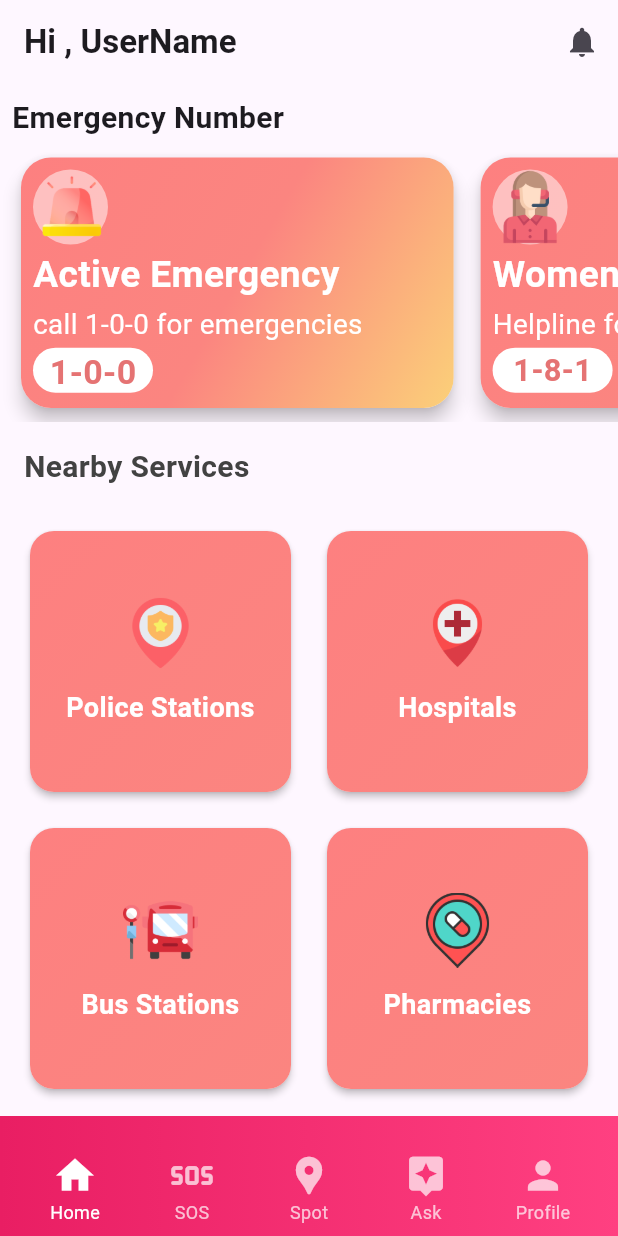
After one commit to Matrix-Mesh/Sanrakshan360, a Flutter app: the screen it shows after launch, on a phone screen of 412 x 824 dp. The commit adds this screen. Run offline on Flutter 3.47's test engine with Material 3 defaults, Android fonts, the phone set to English and light mode, and no system bars; our stand-ins replace flutter_spinkit; missing offline and left inert: flutter_phone_direct_caller.

Commit message:
Changed the file structure (created Service cards)

```diff
--- /dev/null
+++ b/lib/widgets/home_body_content.dart
@@ -0,0 +1,67 @@
+import 'package:flutter/material.dart';
+import 'package:s360/widgets/home_widgets/emergency.dart'; // Import Emergency widget
+import 'package:s360/widgets/service_cards/bus_service_card.dart';
+import 'package:s360/widgets/service_cards/metro_service_card.dart';
+import 'package:s360/widgets/service_cards/pharmacy_service_card.dart';
+import 'package:s360/widgets/service_cards/police_service_card.dart'; // Import PoliceServiceCard
+import 'package:s360/widgets/service_cards/hospital_service_card.dart'; // Import HospitalServiceCard
+
+class HomeBodyContent extends StatelessWidget {
+  const HomeBodyContent({Key? key}) : super(key: key);
+
+  @override
+  Widget build(BuildContext context) {
+    return SingleChildScrollView(
+      child: Column(
+        crossAxisAlignment: CrossAxisAlignment.start,
+        children: [
+          // Emergency Numbers Section
+          SizedBox(
+            child: ListView(
+              shrinkWrap: true,
+              children: [
+                Padding(
+                  padding: const EdgeInsets.all(8.0),
+                  child: const Text("Emergency Number",
+                      style:
+                          TextStyle(fontSize: 20, fontWeight: FontWeight.bold)),
+                ),
+                const Emergency() // Your Emergency widget goes here
+              ],
+            ),
+          ),
+          // Nearby Services Section
+          Padding(
+            padding: const EdgeInsets.all(16.0),
+            child: Text(
+              'Nearby Services',
+              style: TextStyle(
+                fontSize: 20,
+                fontWeight: FontWeight.bold,
+                color: Colors.grey[800],
+              ),
+            ),
+          ),
+          Padding(
+            padding: const EdgeInsets.symmetric(horizontal: 8.0),
+            child: GridView.count(
+              shrinkWrap: true,
+              physics: const NeverScrollableScrollPhysics(),
+              crossAxisCount: 2,
+              mainAxisSpacing: 16,
+              crossAxisSpacing: 16,
+              padding: const EdgeInsets.all(8),
+              children: const [
+                PoliceServiceCard(),
+                HospitalServiceCard(),
+                BusServiceCard(),
+                PharmacyServiceCard(),
+                MetroServiceCard()
+              ],
+            ),
+          ),
+        ],
+      ),
+    );
+  }
+}
--- /dev/null
+++ b/lib/widgets/service_cards/bus_service_card.dart
@@ -0,0 +1,72 @@
+import 'package:flutter/material.dart';
+
+class BusServiceCard extends StatelessWidget {
+  const BusServiceCard({Key? key}) : super(key: key);
+
+  @override
+  Widget build(BuildContext context) {
+    return _buildServiceCard(
+      title: 'Bus Stations',
+      icon: 'assets/bus-stop.png',
+      startColor: Color(0xFFFD8080),
+      endColor: Color(0xFFFB8580),
+    );
+  }
+
+  Widget _buildServiceCard({
+    required String title,
+    required dynamic icon, // Accepts both icon data or image asset path
+    required Color startColor,
+    required Color endColor,
+  }) {
+    return Card(
+      elevation: 2,
+      shape: RoundedRectangleBorder(
+        borderRadius: BorderRadius.circular(16),
+      ),
+      child: InkWell(
+        onTap: () {
+          // Add navigation to maps/location functionality here
+        },
+        borderRadius: BorderRadius.circular(16),
+        child: Container(
+          decoration: BoxDecoration(
+            gradient: LinearGradient(
+              begin: Alignment.topLeft, // Start from top-left
+              end: Alignment.bottomRight, // End at bottom-right
+              colors: [startColor, endColor], // Gradient colors
+            ),
+            borderRadius: BorderRadius.circular(16),
+          ),
+          child: Column(
+            mainAxisAlignment: MainAxisAlignment.center,
+            children: [
+              // Check if icon is a string (image path)
+              icon is String
+                  ? Image.asset(
+                      icon, // This is the asset path
+                      width: 50, // Set the width of the image
+                      height: 50, // Set the height of the image
+                    )
+                  : Icon(
+                      icon, // Fallback to Icon if it's not a string
+                      size: 48,
+                      color: Colors.white,
+                    ),
+              const SizedBox(height: 12),
+              Text(
+                title,
+                style: TextStyle(
+                  fontSize: 18,
+                  fontWeight: FontWeight.bold,
+                  color: Colors.white,
+                ),
+                textAlign: TextAlign.center,
+              ),
+            ],
+          ),
+        ),
+      ),
+    );
+  }
+}
--- /dev/null
+++ b/lib/widgets/service_cards/hospital_service_card.dart
@@ -0,0 +1,72 @@
+import 'package:flutter/material.dart';
+
+class HospitalServiceCard extends StatelessWidget {
+  const HospitalServiceCard({Key? key}) : super(key: key);
+
+  @override
+  Widget build(BuildContext context) {
+    return _buildServiceCard(
+      title: 'Hospitals',
+      icon: 'assets/hospital.png',
+      startColor: Color(0xFFFD8080),
+      endColor: Color(0xFFFB8580),
+    );
+  }
+
+  Widget _buildServiceCard({
+    required String title,
+    required dynamic icon, // Accepts both icon data or image asset path
+    required Color startColor,
+    required Color endColor,
+  }) {
+    return Card(
+      elevation: 2,
+      shape: RoundedRectangleBorder(
+        borderRadius: BorderRadius.circular(16),
+      ),
+      child: InkWell(
+        onTap: () {
+          // Add navigation to maps/location functionality here
+        },
+        borderRadius: BorderRadius.circular(16),
+        child: Container(
+          decoration: BoxDecoration(
+            gradient: LinearGradient(
+              begin: Alignment.topLeft, // Start from top-left
+              end: Alignment.bottomRight, // End at bottom-right
+              colors: [startColor, endColor], // Gradient colors
+            ),
+            borderRadius: BorderRadius.circular(16),
+          ),
+          child: Column(
+            mainAxisAlignment: MainAxisAlignment.center,
+            children: [
+              // Check if icon is a string (image path)
+              icon is String
+                  ? Image.asset(
+                      icon, // This is the asset path
+                      width: 50, // Set the width of the image
+                      height: 50, // Set the height of the image
+                    )
+                  : Icon(
+                      icon, // Fallback to Icon if it's not a string
+                      size: 48,
+                      color: Colors.white,
+                    ),
+              const SizedBox(height: 12),
+              Text(
+                title,
+                style: TextStyle(
+                  fontSize: 18,
+                  fontWeight: FontWeight.bold,
+                  color: Colors.white,
+                ),
+                textAlign: TextAlign.center,
+              ),
+            ],
+          ),
+        ),
+      ),
+    );
+  }
+}
--- /dev/null
+++ b/lib/widgets/service_cards/pharmacy_service_card.dart
@@ -0,0 +1,72 @@
+import 'package:flutter/material.dart';
+
+class PharmacyServiceCard extends StatelessWidget {
+  const PharmacyServiceCard({Key? key}) : super(key: key);
+
+  @override
+  Widget build(BuildContext context) {
+    return _buildServiceCard(
+      title: 'Pharmacies',
+      icon: 'assets/pharmacy.png',
+      startColor: Color(0xFFFD8080),
+      endColor: Color(0xFFFB8580),
+    );
+  }
+
+  Widget _buildServiceCard({
+    required String title,
+    required dynamic icon, // Accepts both icon data or image asset path
+    required Color startColor,
+    required Color endColor,
+  }) {
+    return Card(
+      elevation: 2,
+      shape: RoundedRectangleBorder(
+        borderRadius: BorderRadius.circular(16),
+      ),
+      child: InkWell(
+        onTap: () {
+          // Add navigation to maps/location functionality here
+        },
+        borderRadius: BorderRadius.circular(16),
+        child: Container(
+          decoration: BoxDecoration(
+            gradient: LinearGradient(
+              begin: Alignment.topLeft, // Start from top-left
+              end: Alignment.bottomRight, // End at bottom-right
+              colors: [startColor, endColor], // Gradient colors
+            ),
+            borderRadius: BorderRadius.circular(16),
+          ),
+          child: Column(
+            mainAxisAlignment: MainAxisAlignment.center,
+            children: [
+              // Check if icon is a string (image path)
+              icon is String
+                  ? Image.asset(
+                      icon, // This is the asset path
+                      width: 50, // Set the width of the image
+                      height: 50, // Set the height of the image
+                    )
+                  : Icon(
+                      icon, // Fallback to Icon if it's not a string
+                      size: 48,
+                      color: Colors.white,
+                    ),
+              const SizedBox(height: 12),
+              Text(
+                title,
+                style: TextStyle(
+                  fontSize: 18,
+                  fontWeight: FontWeight.bold,
+                  color: Colors.white,
+                ),
+                textAlign: TextAlign.center,
+              ),
+            ],
+          ),
+        ),
+      ),
+    );
+  }
+}
--- /dev/null
+++ b/lib/widgets/service_cards/police_service_card.dart
@@ -0,0 +1,72 @@
+import 'package:flutter/material.dart';
+
+class PoliceServiceCard extends StatelessWidget {
+  const PoliceServiceCard({Key? key}) : super(key: key);
+
+  @override
+  Widget build(BuildContext context) {
+    return _buildServiceCard(
+      title: 'Police Stations',
+      icon: 'assets/police-station.png',
+      startColor: Color(0xFFFD8080),
+      endColor: Color(0xFFFB8580),
+    );
+  }
+
+  Widget _buildServiceCard({
+    required String title,
+    required dynamic icon, // Accepts both icon data or image asset path
+    required Color startColor,
+    required Color endColor,
+  }) {
+    return Card(
+      elevation: 2,
+      shape: RoundedRectangleBorder(
+        borderRadius: BorderRadius.circular(16),
+      ),
+      child: InkWell(
+        onTap: () {
+          // Add navigation to maps/location functionality here
+        },
+        borderRadius: BorderRadius.circular(16),
+        child: Container(
+          decoration: BoxDecoration(
+            gradient: LinearGradient(
+              begin: Alignment.topLeft, // Start from top-left
+              end: Alignment.bottomRight, // End at bottom-right
+              colors: [startColor, endColor], // Gradient colors
+            ),
+            borderRadius: BorderRadius.circular(16),
+          ),
+          child: Column(
+            mainAxisAlignment: MainAxisAlignment.center,
+            children: [
+              // Check if icon is a string (image path)
+              icon is String
+                  ? Image.asset(
+                      icon, // This is the asset path
+                      width: 50, // Set the width of the image
+                      height: 50, // Set the height of the image
+                    )
+                  : Icon(
+                      icon, // Fallback to Icon if it's not a string
+                      size: 48,
+                      color: Colors.white,
+                    ),
+              const SizedBox(height: 12),
+              Text(
+                title,
+                style: TextStyle(
+                  fontSize: 18,
+                  fontWeight: FontWeight.bold,
+                  color: Colors.white,
+                ),
+                textAlign: TextAlign.center,
+              ),
+            ],
+          ),
+        ),
+      ),
+    );
+  }
+}
```
Also changed, not shown: lib/screens/home_screen.dart (+3 -135 lines), lib/widgets/service_cards/metro_service_card.dart (added, +72 -0 lines).
